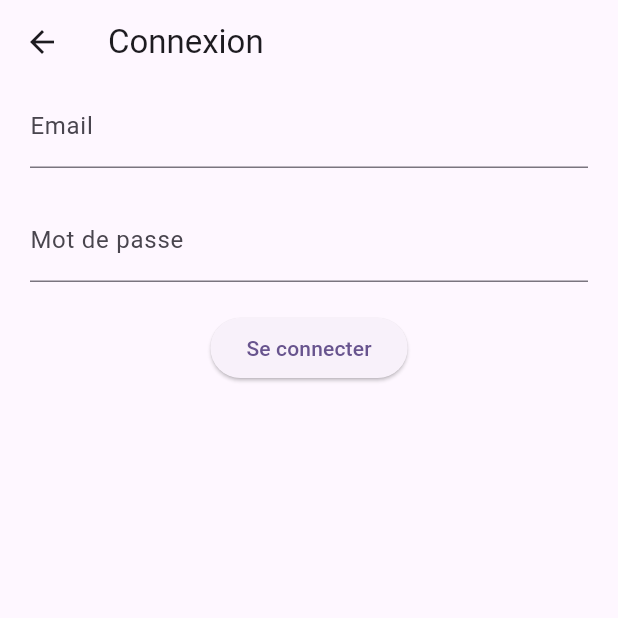
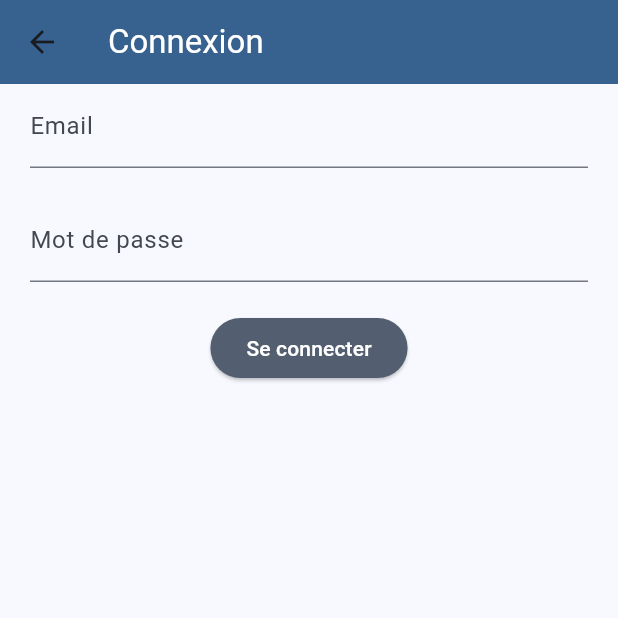
Before and after one commit to Florian-lang/eco-carwash, a Flutter app: the screen it shows after launch, in the side drawer, after a tap on "Mon compte", on a phone screen of 412 x 824 dp, the top half of it. Run offline on Flutter 3.47's test engine with Material 3 defaults, Android fonts, the phone set to English and light mode, and no system bars; our stand-ins replace shared_preferences; network calls fail.

Commit message:
handle color with material 3 and add navigation on app pagePrice

```diff
--- a/lib/loginPage.dart
+++ b/lib/loginPage.dart
@@ -34,9 +34,9 @@ class _LoginPageState extends State<LoginPage> {
 
     if(response.statusCode != 200) {
       ScaffoldMessenger.of(context).showSnackBar(
-        const SnackBar(
-          content: Text('L\'identifiant ou le mot de passe est incorrect'),
-          backgroundColor: Colors.red,
+        SnackBar(
+          content: const Text('L\'identifiant ou le mot de passe est incorrect'),
+          backgroundColor: Theme.of(context).colorScheme.error,
         ),
       );
       setState(() {
@@ -121,7 +121,8 @@ class _LoginPageState extends State<LoginPage> {
         } else {
           return Scaffold(
             appBar: AppBar(
-              title: const Text('Connexion'),
+              title: Text('Connexion', style: TextStyle(color: Theme.of(context).colorScheme.onPrimary),),
+              backgroundColor: Theme.of(context).colorScheme.primary,
             ),
             body: Form(
               key: _formKey,
@@ -165,7 +166,8 @@ class _LoginPageState extends State<LoginPage> {
                           login();
                         }
                       },
-                      child: const Text("Se connecter"),
+                      style: ElevatedButton.styleFrom(backgroundColor: Theme.of(context).colorScheme.secondary),
+                      child: Text("Se connecter", style: TextStyle(color: Theme.of(context).colorScheme.onSecondary),),
                     ),
                 ],
               ),
--- a/lib/main.dart
+++ b/lib/main.dart
@@ -36,7 +36,8 @@ class MyApp extends StatelessWidget {
         //
         // This works for code too, not just values: Most code changes can be
         // tested with just a hot reload.
-        colorScheme: ColorScheme.fromSeed(seedColor: Colors.deepPurple),
+        // colorScheme: ColorScheme.fromSeed(seedColor: Colors.deepPurple),
+        colorSchemeSeed:Color.fromARGB(255, 77, 125, 180),
         useMaterial3: true,
       ),
       home: const MyHomePage(title: 'Eco CarWash'),
@@ -76,6 +77,8 @@ class _MyHomePageState extends State<MyHomePage> {
     }
   }
 
+
+
   Future<bool> isLoggedIn() async {
     SharedPreferences prefs = await SharedPreferences.getInstance();
     String? token = prefs.getString('token');
@@ -86,21 +89,22 @@ class _MyHomePageState extends State<MyHomePage> {
   Widget build(BuildContext context) {
     return Scaffold(
       appBar: AppBar(
-        title: Text(widget.title),
-        backgroundColor: Colors.lightBlueAccent,
+        title: Text(widget.title, style: TextStyle(color: Theme.of(context).colorScheme.onPrimary),),
+        backgroundColor: Theme.of(context).colorScheme.primary,
       ),
       drawer: Drawer(
         child: ListView(
           padding: EdgeInsets.zero,
           children: <Widget>[
-            const DrawerHeader(
+            DrawerHeader(
               decoration: BoxDecoration(
-                color: Colors.blue,
+                // color: Colors.blue,
+                color: Theme.of(context).colorScheme.surfaceVariant
               ),
               child: Text(
                 'Menu',
                 style: TextStyle(
-                  color: Colors.grey,
+                  color: Theme.of(context).colorScheme.onSecondary,
                   fontSize: 24,
                 ),
               ),
@@ -134,16 +138,25 @@ class _MyHomePageState extends State<MyHomePage> {
                     WashStation washStation = snapshot.data![index];
                     Navigator.of(context).push(MaterialPageRoute(builder: (context) => WashStationPage(washStation: washStation)));
                 },
+                child: Padding(
+                  padding: const EdgeInsets.all(5.0),
+                  child: Container(
+                    decoration: BoxDecoration(
+                      borderRadius: BorderRadius.circular(10),
+                      color: Theme.of(context).colorScheme.surfaceVariant,
+                    ),
                     child: Row(
                       children: <Widget>[
                         Expanded(
                           child: ListTile(
                             title: Text(snapshot.data![index].name),
-                        subtitle: Text(snapshot.data![index].address),
+                            subtitle: Text(snapshot.data![index].address, style: TextStyle(color: Theme.of(context).colorScheme.onSecondary),),
                           ),
                         ),
                         const Expanded(child: Icon(Icons.euro)),
                       ],
+                    ),
+                  ),
                 ),
               );
             },
```
Also changed, not shown: lib/WashStation/washStationPage.dart (+16 -8 lines). Lines whose indentation alone changed are shown as unchanged.
